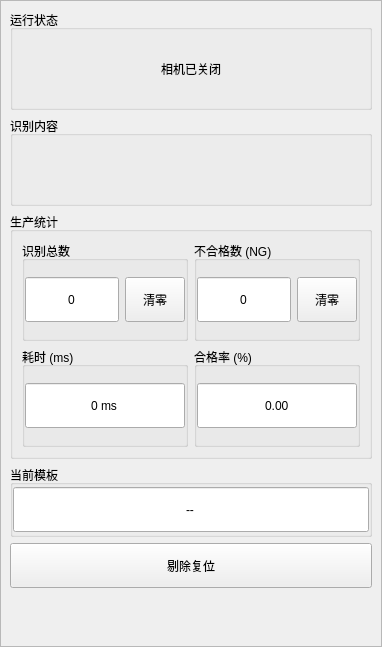
The window that app/ui/main_window/inspection/inspection_info_page.ui (GitHub3651/shenyinocr) describes before a commit, drawn with Qt 5.
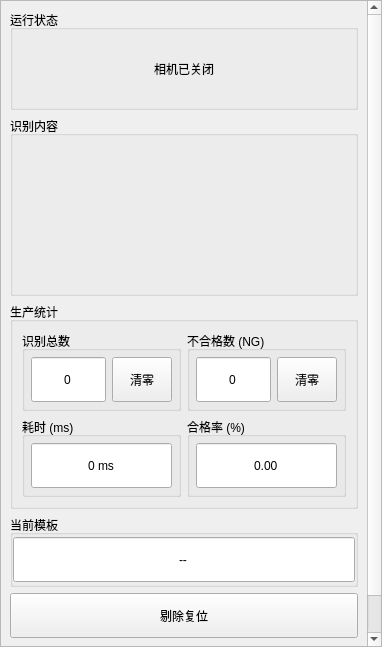
The same window after the commit.

```diff
--- a/app/ui/main_window/inspection/inspection_info_page.ui
+++ b/app/ui/main_window/inspection/inspection_info_page.ui
@@ -101,13 +101,13 @@
             <property name="minimumSize">
              <size>
               <width>0</width>
-              <height>100</height>
+              <height>0</height>
              </size>
             </property>
             <property name="maximumSize">
              <size>
               <width>100000</width>
-              <height>100</height>
+              <height>100000</height>
              </size>
             </property>
             <property name="title">
@@ -115,16 +115,16 @@
             </property>
             <layout class="QHBoxLayout">
              <property name="leftMargin">
-              <number>0</number>
+              <number>6</number>
              </property>
              <property name="topMargin">
-              <number>0</number>
+              <number>6</number>
              </property>
              <property name="rightMargin">
-              <number>0</number>
+              <number>6</number>
              </property>
              <property name="bottomMargin">
-              <number>0</number>
+              <number>6</number>
              </property>
              <item>
               <widget class="QLineEdit" name="lineEdit_totalCount">
@@ -175,13 +175,13 @@
             <property name="minimumSize">
              <size>
               <width>0</width>
-              <height>100</height>
+              <height>0</height>
              </size>
             </property>
             <property name="maximumSize">
              <size>
               <width>100000</width>
-              <height>100</height>
+              <height>100000</height>
              </size>
             </property>
             <property name="title">
@@ -189,16 +189,16 @@
             </property>
             <layout class="QHBoxLayout">
              <property name="leftMargin">
-              <number>0</number>
+              <number>6</number>
              </property>
              <property name="topMargin">
-              <number>0</number>
+              <number>6</number>
              </property>
              <property name="rightMargin">
-              <number>0</number>
+              <number>6</number>
              </property>
              <property name="bottomMargin">
-              <number>0</number>
+              <number>6</number>
              </property>
              <item>
               <widget class="QLineEdit" name="lineEdit_ngCount">
@@ -249,30 +249,30 @@
             <property name="minimumSize">
              <size>
               <width>0</width>
-              <height>100</height>
+              <height>0</height>
              </size>
             </property>
             <property name="maximumSize">
              <size>
               <width>100000</width>
-              <height>100</height>
+              <height>100000</height>
              </size>
             </property>
             <property name="title">
              <string>耗时 (ms)</string>
             </property>
-            <layout class="QVBoxLayout">
+            <layout class="QVBoxLayout" stretch="0">
              <property name="leftMargin">
-              <number>0</number>
+              <number>6</number>
              </property>
              <property name="topMargin">
-              <number>0</number>
+              <number>6</number>
              </property>
              <property name="rightMargin">
-              <number>0</number>
+              <number>6</number>
              </property>
              <property name="bottomMargin">
-              <number>0</number>
+              <number>6</number>
              </property>
              <item>
               <widget class="QLineEdit" name="lineEdit_detectionDuration">
@@ -301,13 +301,13 @@
             <property name="minimumSize">
              <size>
               <width>0</width>
-              <height>100</height>
+              <height>0</height>
              </size>
             </property>
             <property name="maximumSize">
              <size>
               <width>100000</width>
-              <height>100</height>
+              <height>100000</height>
              </size>
             </property>
             <property name="title">
@@ -315,16 +315,16 @@
             </property>
             <layout class="QVBoxLayout">
              <property name="leftMargin">
-              <number>0</number>
+              <number>6</number>
              </property>
              <property name="topMargin">
-              <number>0</number>
+              <number>6</number>
              </property>
              <property name="rightMargin">
-              <number>0</number>
+              <number>6</number>
              </property>
              <property name="bottomMargin">
-              <number>0</number>
+              <number>6</number>
              </property>
              <item>
               <widget class="QLineEdit" name="lineEdit_passRate">
@@ -356,7 +356,7 @@
          <property name="minimumSize">
           <size>
            <width>0</width>
-           <height>90</height>
+           <height>180</height>
           </size>
          </property>
          <property name="title">
```
